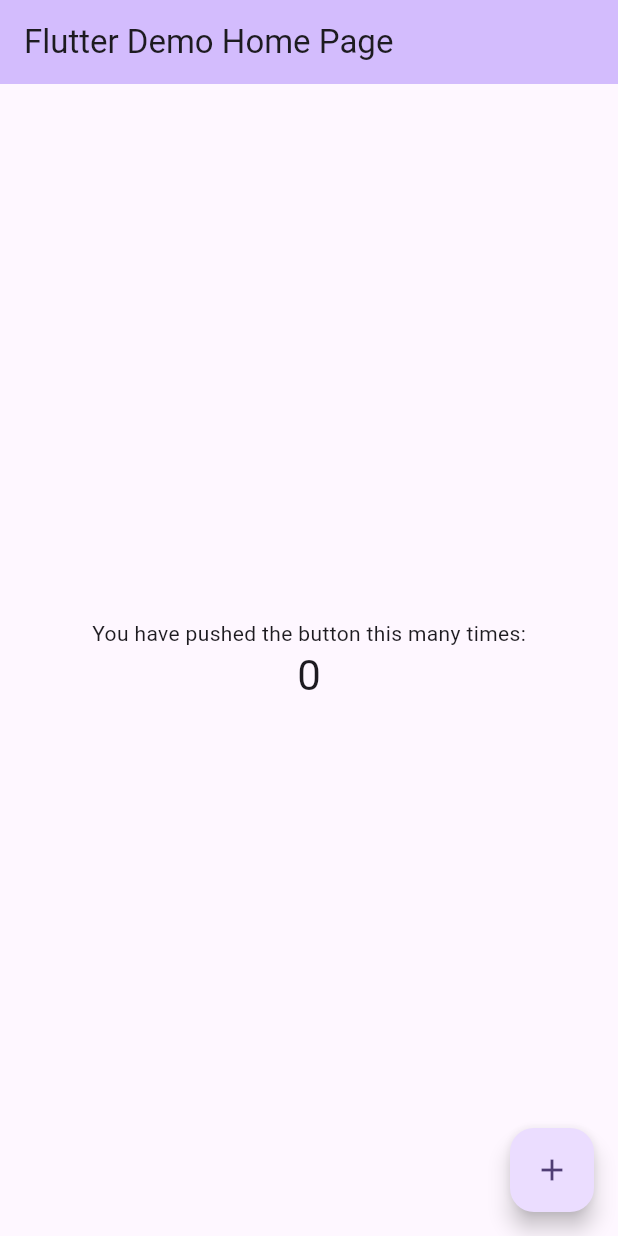
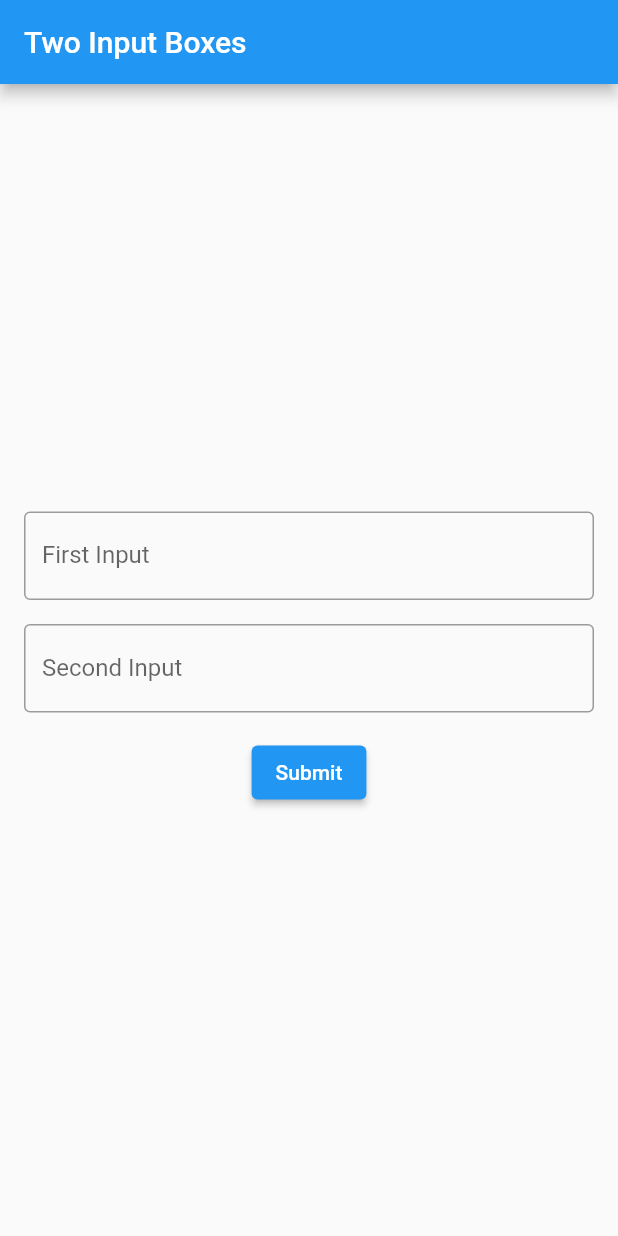
Before and after one commit to amani387/mobile_card_recharging_app, a Flutter app: the screen it shows after launch, on a phone screen of 412 x 824 dp. Run offline on Flutter 3.47's test engine with Material 2 defaults, Android fonts, the phone set to English and light mode, and no system bars.

Commit message:
main.dart change for practice

```diff
--- a/lib/main.dart
+++ b/lib/main.dart
@@ -1,125 +1,69 @@
 import 'package:flutter/material.dart';
 
 void main() {
-  runApp(const MyApp());
+  runApp(MyApp());
 }
 
 class MyApp extends StatelessWidget {
-  const MyApp({super.key});
-
-  // This widget is the root of your application.
   @override
   Widget build(BuildContext context) {
     return MaterialApp(
-      title: 'Flutter Demo',
-      theme: ThemeData(
-        // This is the theme of your application.
-        //
-        // TRY THIS: Try running your application with "flutter run". You'll see
-        // the application has a blue toolbar. Then, without quitting the app,
-        // try changing the seedColor in the colorScheme below to Colors.green
-        // and then invoke "hot reload" (save your changes or press the "hot
-        // reload" button in a Flutter-supported IDE, or press "r" if you used
-        // the command line to start the app).
-        //
-        // Notice that the counter didn't reset back to zero; the application
-        // state is not lost during the reload. To reset the state, use hot
-        // restart instead.
-        //
-        // This works for code too, not just values: Most code changes can be
-        // tested with just a hot reload.
-        colorScheme: ColorScheme.fromSeed(seedColor: Colors.deepPurple),
-        useMaterial3: true,
-      ),
-      home: const MyHomePage(title: 'Flutter Demo Home Page'),
+      home: MyHomePage(),
     );
   }
 }
 
 class MyHomePage extends StatefulWidget {
-  const MyHomePage({super.key, required this.title});
-
-  // This widget is the home page of your application. It is stateful, meaning
-  // that it has a State object (defined below) that contains fields that affect
-  // how it looks.
-
-  // This class is the configuration for the state. It holds the values (in this
-  // case the title) provided by the parent (in this case the App widget) and
-  // used by the build method of the State. Fields in a Widget subclass are
-  // always marked "final".
-
-  final String title;
-
   @override
-  State<MyHomePage> createState() => _MyHomePageState();
+  _MyHomePageState createState() => _MyHomePageState();
 }
 
 class _MyHomePageState extends State<MyHomePage> {
-  int _counter = 0;
-
-  void _incrementCounter() {
-    setState(() {
-      // This call to setState tells the Flutter framework that something has
-      // changed in this State, which causes it to rerun the build method below
-      // so that the display can reflect the updated values. If we changed
-      // _counter without calling setState(), then the build method would not be
-      // called again, and so nothing would appear to happen.
-      _counter++;
-    });
-  }
+  TextEditingController _firstInputController = TextEditingController();
+  TextEditingController _secondInputController = TextEditingController();
 
   @override
   Widget build(BuildContext context) {
-    // This method is rerun every time setState is called, for instance as done
-    // by the _incrementCounter method above.
-    //
-    // The Flutter framework has been optimized to make rerunning build methods
-    // fast, so that you can just rebuild anything that needs updating rather
-    // than having to individually change instances of widgets.
     return Scaffold(
       appBar: AppBar(
-        // TRY THIS: Try changing the color here to a specific color (to
-        // Colors.amber, perhaps?) and trigger a hot reload to see the AppBar
-        // change color while the other colors stay the same.
-        backgroundColor: Theme.of(context).colorScheme.inversePrimary,
-        // Here we take the value from the MyHomePage object that was created by
-        // the App.build method, and use it to set our appbar title.
-        title: Text(widget.title),
+        title: Text('Two Input Boxes'),
       ),
-      body: Center(
-        // Center is a layout widget. It takes a single child and positions it
-        // in the middle of the parent.
+      body: Padding(
+        padding: EdgeInsets.all(16.0),
         child: Column(
-          // Column is also a layout widget. It takes a list of children and
-          // arranges them vertically. By default, it sizes itself to fit its
-          // children horizontally, and tries to be as tall as its parent.
-          //
-          // Column has various properties to control how it sizes itself and
-          // how it positions its children. Here we use mainAxisAlignment to
-          // center the children vertically; the main axis here is the vertical
-          // axis because Columns are vertical (the cross axis would be
-          // horizontal).
-          //
-          // TRY THIS: Invoke "debug painting" (choose the "Toggle Debug Paint"
-          // action in the IDE, or press "p" in the console), to see the
-          // wireframe for each widget.
           mainAxisAlignment: MainAxisAlignment.center,
-          children: <Widget>[
-            const Text(
-              'You have pushed the button this many times:',
+          children: [
+            TextField(
+              controller: _firstInputController,
+              decoration: InputDecoration(
+                labelText: 'First Input',
+                border: OutlineInputBorder(),
+              ),
             ),
-            Text(
-              '$_counter',
-              style: Theme.of(context).textTheme.headlineMedium,
+            SizedBox(height: 16.0),
+            TextField(
+              controller: _secondInputController,
+              decoration: InputDecoration(
+                labelText: 'Second Input',
+                border: OutlineInputBorder(),
+              ),
+            ),
+            SizedBox(height: 16.0),
+            ElevatedButton(
+              onPressed: () {
+                // Access the input values using the controllers
+                String firstInput = _firstInputController.text;
+                String secondInput = _secondInputController.text;
+
+                // Do something with the input values, e.g., print them
+                print('First Input: $firstInput');
+                print('Second Input: $secondInput');
+              },
+              child: Text('Submit'),
             ),
           ],
         ),
       ),
-      floatingActionButton: FloatingActionButton(
-        onPressed: _incrementCounter,
-        tooltip: 'Increment',
-        child: const Icon(Icons.add),
-      ), // This trailing comma makes auto-formatting nicer for build methods.
     );
   }
 }
```
